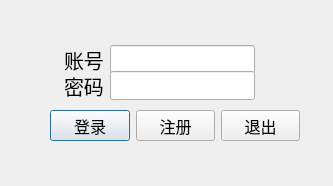
The window that login.ui (XMeleny/DB) describes before a commit, drawn with Qt 5.
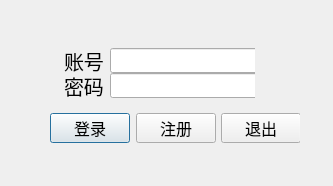
The same window after the commit.

```diff
--- a/login.ui
+++ b/login.ui
@@ -25,7 +25,7 @@
      <x>64</x>
      <y>45</y>
      <width>191</width>
-     <height>29</height>
+     <height>32</height>
     </rect>
    </property>
    <layout class="QGridLayout" name="gridLayout">
@@ -43,6 +43,18 @@
     </item>
     <item row="0" column="1">
      <widget class="QLineEdit" name="name">
+      <property name="minimumSize">
+       <size>
+        <width>150</width>
+        <height>25</height>
+       </size>
+      </property>
+      <property name="maximumSize">
+       <size>
+        <width>150</width>
+        <height>25</height>
+       </size>
+      </property>
       <property name="font">
        <font>
         <pointsize>15</pointsize>
@@ -76,6 +88,18 @@
     </item>
     <item row="0" column="1">
      <widget class="QLineEdit" name="passward">
+      <property name="minimumSize">
+       <size>
+        <width>150</width>
+        <height>25</height>
+       </size>
+      </property>
+      <property name="maximumSize">
+       <size>
+        <width>150</width>
+        <height>25</height>
+       </size>
+      </property>
       <property name="font">
        <font>
         <pointsize>15</pointsize>
@@ -91,7 +115,7 @@
      <x>50</x>
      <y>110</y>
      <width>250</width>
-     <height>31</height>
+     <height>37</height>
     </rect>
    </property>
    <layout class="QGridLayout" name="gridLayout_3">
@@ -100,7 +124,13 @@
       <property name="minimumSize">
        <size>
         <width>80</width>
-        <height>0</height>
+        <height>30</height>
+       </size>
+      </property>
+      <property name="maximumSize">
+       <size>
+        <width>80</width>
+        <height>30</height>
        </size>
       </property>
       <property name="font">
@@ -121,6 +151,18 @@
     </item>
     <item row="0" column="1">
      <widget class="QPushButton" name="register_2">
+      <property name="minimumSize">
+       <size>
+        <width>80</width>
+        <height>30</height>
+       </size>
+      </property>
+      <property name="maximumSize">
+       <size>
+        <width>80</width>
+        <height>30</height>
+       </size>
+      </property>
       <property name="baseSize">
        <size>
         <width>20</width>
@@ -139,6 +181,18 @@
     </item>
     <item row="0" column="2">
      <widget class="QPushButton" name="logoutButton">
+      <property name="minimumSize">
+       <size>
+        <width>80</width>
+        <height>30</height>
+       </size>
+      </property>
+      <property name="maximumSize">
+       <size>
+        <width>80</width>
+        <height>30</height>
+       </size>
+      </property>
       <property name="baseSize">
        <size>
         <width>20</width>
```
